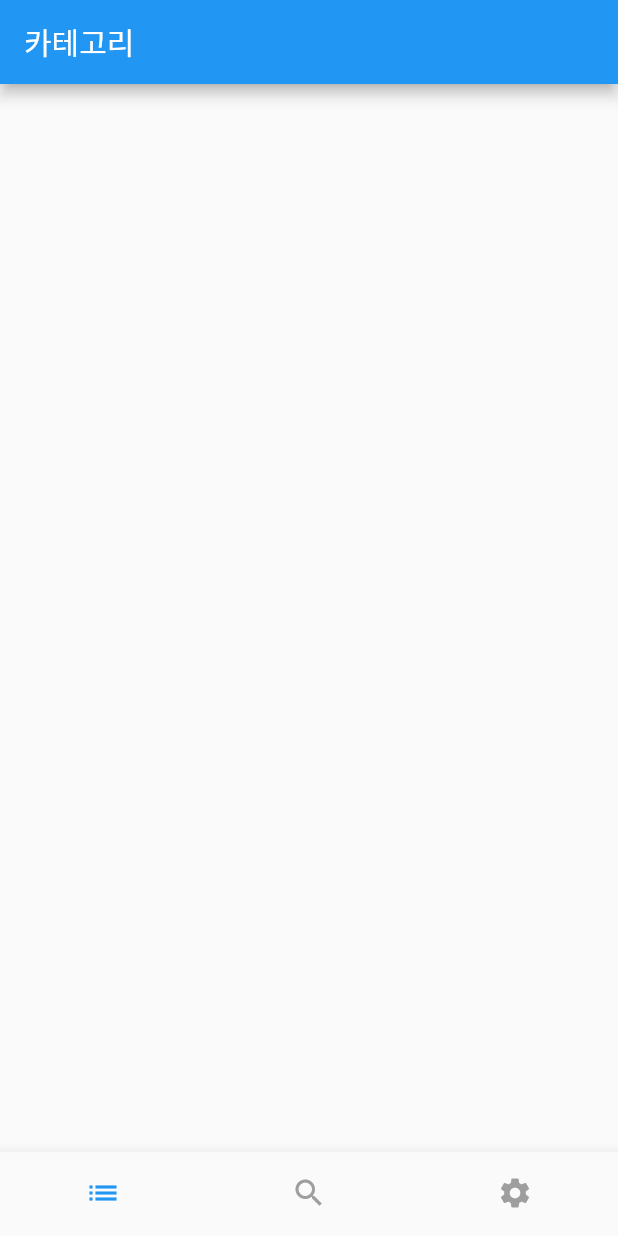
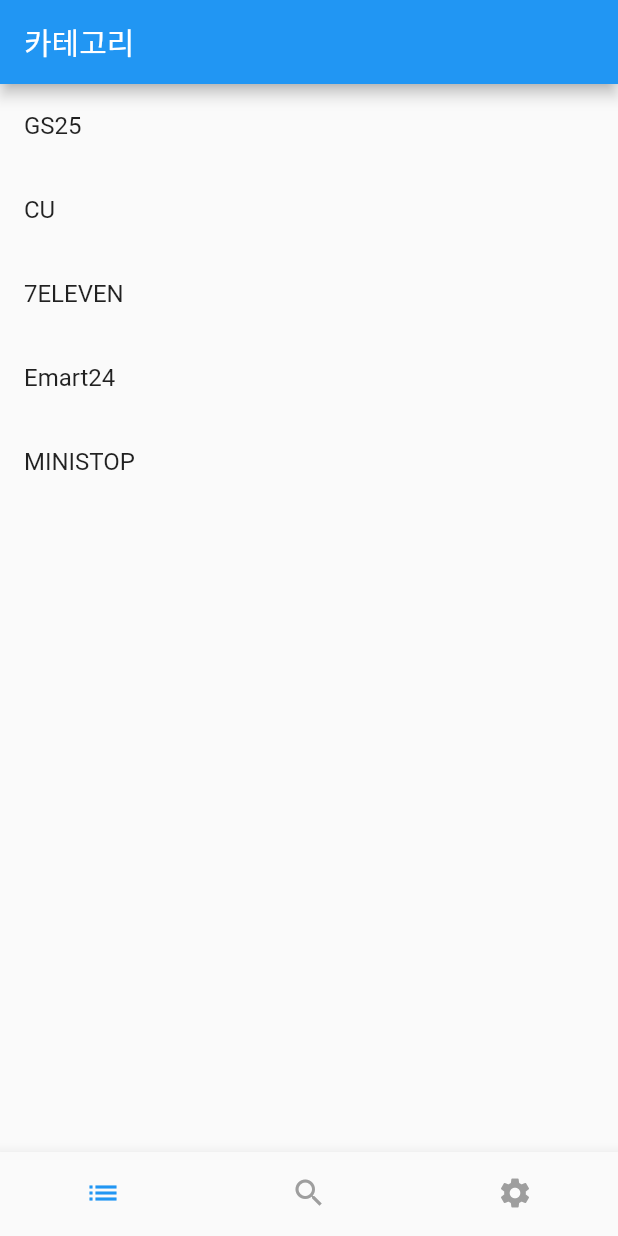
Before and after one commit to junhaesung/nplusone-client, a Flutter app: the screen it shows after launch, on a phone screen of 412 x 824 dp. Run offline on Flutter 3.47's test engine with Material 2 defaults, Android fonts, the light colour scheme and no system bars; our stand-ins replace firebase_analytics, firebase_auth, firebase_core, firebase_messaging; accounts and stored records are empty; network calls fail.

Commit message:
feat: category 목록 추가

```diff
--- /dev/null
+++ b/lib/domain/store/store_type.dart
@@ -0,0 +1,23 @@
+enum StoreType {
+  gs25,
+  cu,
+  sevenEleven,
+  emart24,
+  ministop,
+  ;
+
+  String getName() {
+    switch(this) {
+      case StoreType.gs25:
+        return "GS25";
+      case StoreType.cu:
+        return "CU";
+      case StoreType.sevenEleven:
+        return "7ELEVEN";
+      case StoreType.emart24:
+        return "Emart24";
+      case StoreType.ministop:
+        return "MINISTOP";
+    }
+  }
+}
--- a/lib/view/category_view.dart
+++ b/lib/view/category_view.dart
@@ -1,10 +1,27 @@
 import 'package:flutter/material.dart';
+import 'package:nplusone/domain/store/store_type.dart';
+import 'package:nplusone/view/item_list_view.dart';
 
 class CategoryView extends StatelessWidget {
   const CategoryView({Key? key}) : super(key: key);
 
   @override
   Widget build(BuildContext context) {
-    return Container();
+    return ListView.builder(
+      itemCount: StoreType.values.length,
+      itemBuilder: (BuildContext context, int index) {
+        final storeType = StoreType.values[index];
+        return ListTile(
+          title: Text(storeType.getName()),
+          onTap: () {
+            Navigator.of(context).push(
+              MaterialPageRoute(builder: (context) => ItemListView(
+                storeName: storeType.getName(),
+              )),
+            );
+          },
+        );
+      },
+    );
   }
 }
```
Also changed, not shown: lib/view/item_list_view.dart (added, +16 -0 lines).
